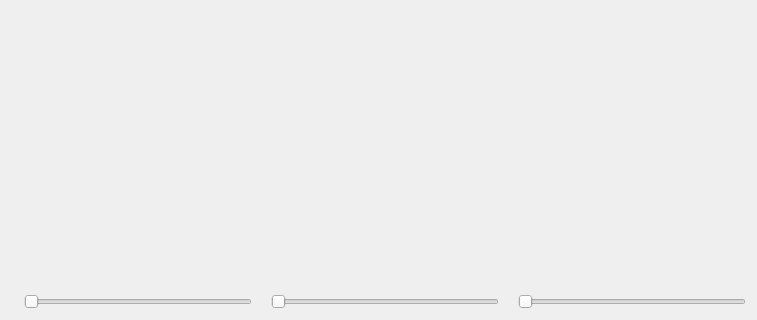
Old version of the form QtVolumetric/mainwindow.ui in the repository RoomOfAnalysis/QtTrials; both pictures show x 0 to 757 and y 335 to 655 of the 757 by 655 pixel window.
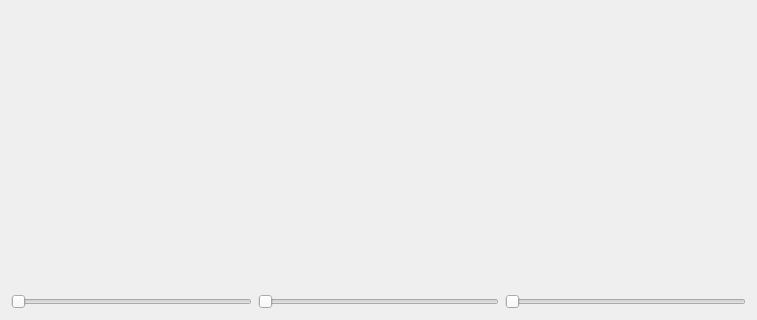
New version of the form.

Commit message: x get QtVolumetric working

Diff of the .ui file:
```diff
--- a/QtVolumetric/mainwindow.ui
+++ b/QtVolumetric/mainwindow.ui
@@ -13,7 +13,7 @@
   <property name="windowTitle">
    <string>MainWindow</string>
   </property>
-  <layout class="QVBoxLayout" name="verticalLayout" stretch="0,1,0">
+  <layout class="QVBoxLayout" name="verticalLayout_2">
    <item>
     <layout class="QHBoxLayout" name="horizontalLayout_2">
      <item>
@@ -33,10 +33,12 @@
     </layout>
    </item>
    <item>
+    <layout class="QHBoxLayout" name="horizontalLayout_3" stretch="1,1">
+     <item>
     <widget class="QWidget" name="display" native="true"/>
    </item>
    <item>
-    <layout class="QHBoxLayout" name="horizontalLayout">
+      <layout class="QVBoxLayout" name="verticalLayout" stretch="1,1,1">
      <item>
       <widget class="QLabel" name="sliceImageXLabel">
        <property name="text">
@@ -44,13 +46,6 @@
        </property>
       </widget>
      </item>
-     <item>
-      <widget class="QSlider" name="sliceXSlider">
-       <property name="orientation">
-        <enum>Qt::Orientation::Horizontal</enum>
-       </property>
-      </widget>
-     </item>
      <item>
       <widget class="QLabel" name="sliceImageYLabel">
        <property name="text">
@@ -58,13 +53,6 @@
        </property>
       </widget>
      </item>
-     <item>
-      <widget class="QSlider" name="sliceYSlider">
-       <property name="orientation">
-        <enum>Qt::Orientation::Horizontal</enum>
-       </property>
-      </widget>
-     </item>
      <item>
       <widget class="QLabel" name="sliceImageZLabel">
        <property name="text">
@@ -72,8 +60,37 @@
        </property>
       </widget>
      </item>
+      </layout>
+     </item>
+    </layout>
+   </item>
+   <item>
+    <layout class="QHBoxLayout" name="horizontalLayout">
+     <item>
+      <widget class="QSlider" name="sliceXSlider">
+       <property name="maximum">
+        <number>0</number>
+       </property>
+       <property name="orientation">
+        <enum>Qt::Orientation::Horizontal</enum>
+       </property>
+      </widget>
+     </item>
+     <item>
+      <widget class="QSlider" name="sliceYSlider">
+       <property name="maximum">
+        <number>0</number>
+       </property>
+       <property name="orientation">
+        <enum>Qt::Orientation::Horizontal</enum>
+       </property>
+      </widget>
+     </item>
      <item>
       <widget class="QSlider" name="sliceZSlider">
+       <property name="maximum">
+        <number>0</number>
+       </property>
        <property name="orientation">
         <enum>Qt::Orientation::Horizontal</enum>
        </property>
```
Lines whose indentation alone changed are shown as unchanged. The commit also changes 2 other files.
